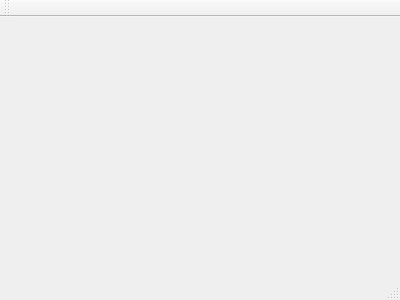
First picture: the form in mainwindow.ui, repository ZhangShuui/C-homework-QT-Othello, before the edit.
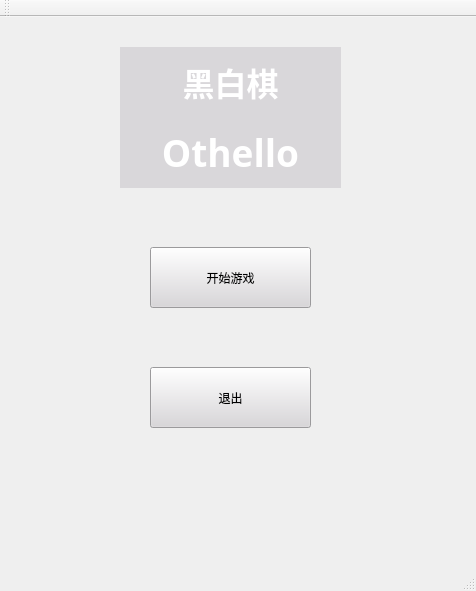
Second picture: the form after the edit. Icons and pictures are not drawn.

What changed in the file:
```diff
--- a/mainwindow.ui
+++ b/mainwindow.ui
@@ -1,24 +1,121 @@
 <ui version="4.0">
  <class>MainWindow</class>
- <widget class="QMainWindow" name="MainWindow" >
-  <property name="geometry" >
+ <widget class="QMainWindow" name="MainWindow">
+  <property name="geometry">
    <rect>
     <x>0</x>
     <y>0</y>
-    <width>400</width>
-    <height>300</height>
+    <width>476</width>
+    <height>591</height>
    </rect>
   </property>
   <property name="windowTitle" >
    <string>MainWindow</string>
   </property>
-  <widget class="QMenuBar" name="menuBar" />
-  <widget class="QToolBar" name="mainToolBar" />
-  <widget class="QWidget" name="centralWidget" />
-  <widget class="QStatusBar" name="statusBar" />
+  <property name="styleSheet">
+   <string notr="true">#MainWindow{border-image:url(:/pic/background.jpeg)}</string>
+  </property>
+  <widget class="QWidget" name="centralWidget">
+   <widget class="QLabel" name="label">
+    <property name="geometry">
+     <rect>
+      <x>120</x>
+      <y>30</y>
+      <width>221</width>
+      <height>71</height>
+     </rect>
+    </property>
+    <property name="font">
+     <font>
+      <family>幼圆</family>
+      <pointsize>19</pointsize>
+      <weight>50</weight>
+      <italic>false</italic>
+      <bold>false</bold>
+     </font>
+    </property>
+    <property name="styleSheet">
+     <string notr="true">QLabel{border-image:url(:/pic/back2.jpg)}
+QLabel{background-color:rgb(217, 215, 218)}
+QLabel{font: 18pt &quot;Bradley Hand ITC&quot;;font: 19pt &quot;幼圆&quot;;}</string>
+    </property>
+    <property name="text">
+     <string>&lt;html&gt;&lt;head/&gt;&lt;body&gt;&lt;p align=&quot;center&quot;&gt;&lt;span style=&quot; font-size:24pt; font-weight:600; color:#ffffff;&quot;&gt;黑白棋&lt;/span&gt;&lt;/p&gt;&lt;/body&gt;&lt;/html&gt;</string>
+    </property>
+   </widget>
+   <widget class="QPushButton" name="pushButton">
+    <property name="geometry">
+     <rect>
+      <x>150</x>
+      <y>230</y>
+      <width>161</width>
+      <height>61</height>
+     </rect>
+    </property>
+    <property name="styleSheet">
+     <string notr="true">QAbstractButton{background-color:rgb(217, 215, 218)}
+QAbstractButton{font: 19pt &quot;幼圆&quot;;}</string>
+    </property>
+    <property name="text">
+     <string>开始游戏</string>
+    </property>
+   </widget>
+   <widget class="QPushButton" name="pushButton_2">
+    <property name="geometry">
+     <rect>
+      <x>150</x>
+      <y>350</y>
+      <width>161</width>
+      <height>61</height>
+     </rect>
+    </property>
+    <property name="styleSheet">
+     <string notr="true">QAbstractButton{background-color:rgb(217, 215, 218)}
+QAbstractButton{font: 19pt &quot;幼圆&quot;;}</string>
+    </property>
+    <property name="text">
+     <string>退出</string>
+    </property>
+   </widget>
+   <widget class="QLabel" name="label_2">
+    <property name="geometry">
+     <rect>
+      <x>120</x>
+      <y>100</y>
+      <width>221</width>
+      <height>71</height>
+     </rect>
+    </property>
+    <property name="font">
+     <font>
+      <family>Bradley Hand ITC</family>
+      <pointsize>20</pointsize>
+      <weight>50</weight>
+      <italic>false</italic>
+      <bold>false</bold>
+     </font>
+    </property>
+    <property name="styleSheet">
+     <string notr="true">QLabel{border-image:url(:/pic/back2.jpg)}
+QLabel{background-color:rgb(217, 215, 218)}
+QLabel{font: 20pt &quot;Bradley Hand ITC&quot;;}</string>
+    </property>
+    <property name="text">
+     <string>&lt;html&gt;&lt;head/&gt;&lt;body&gt;&lt;p align=&quot;center&quot;&gt;&lt;span style=&quot; font-size:28pt; font-weight:600; color:#ffffff;&quot;&gt;Othello&lt;/span&gt;&lt;/p&gt;&lt;/body&gt;&lt;/html&gt;</string>
+    </property>
+   </widget>
+  </widget>
+  <widget class="QToolBar" name="mainToolBar">
+   <attribute name="toolBarArea">
+    <enum>TopToolBarArea</enum>
+   </attribute>
+   <attribute name="toolBarBreak">
+    <bool>true</bool>
+   </attribute>
+  </widget>
+  <widget class="QStatusBar" name="statusBar"/>
  </widget>
- <layoutDefault spacing="6" margin="11" />
- <pixmapfunction></pixmapfunction>
+ <layoutdefault spacing="6" margin="11"/>
  <resources/>
  <connections/>
 </ui>
```
Left out of the diff: 3 changed lines with no effect on the pictures.
